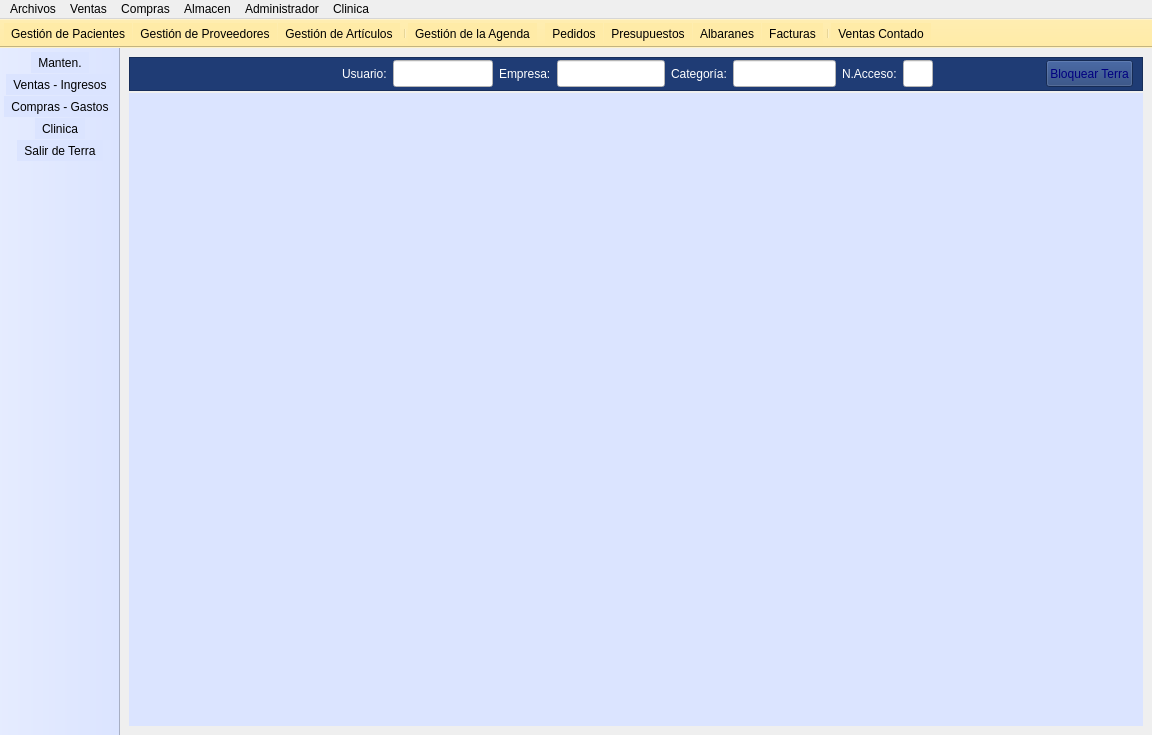
Before: the Qt Designer form mainwindow.ui in arcnexus/RedFoX, drawn with Qt 5.
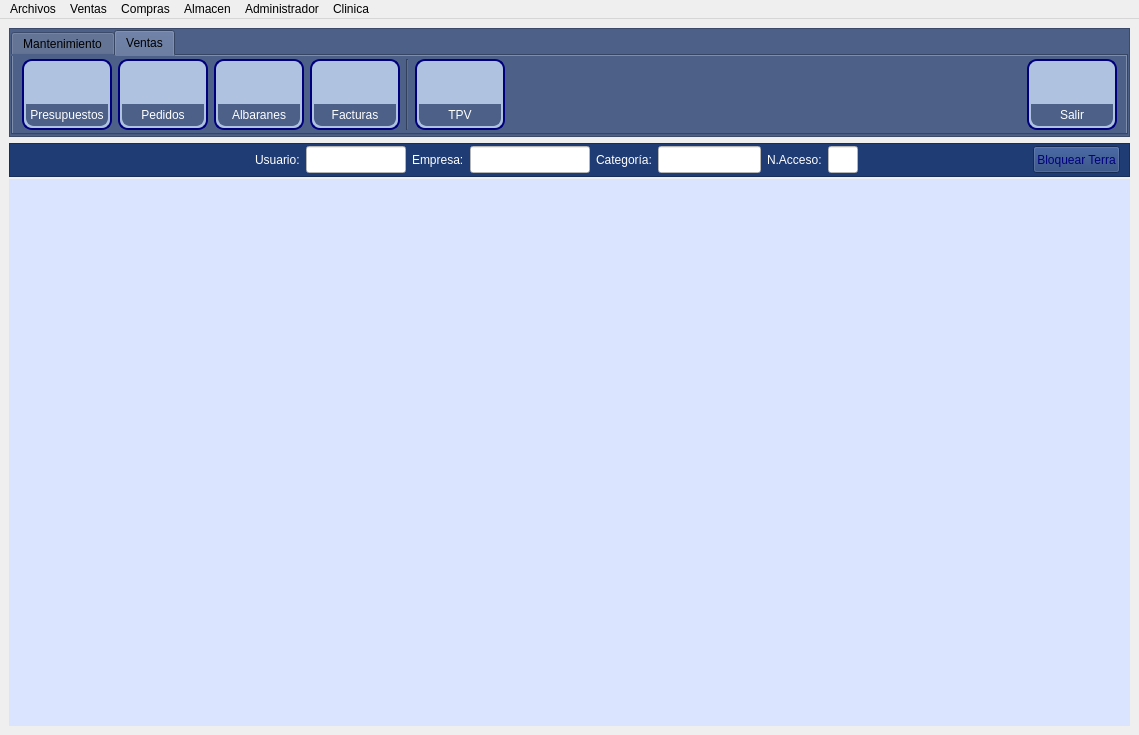
After: the same form once the commit is applied. The open tabs and pages were chosen to show the change. Icons and pictures are not drawn.

```diff
--- a/mainwindow.ui
+++ b/mainwindow.ui
@@ -6,7 +6,7 @@
    <rect>
     <x>0</x>
     <y>0</y>
-    <width>1034</width>
+    <width>1139</width>
     <height>735</height>
    </rect>
   </property>
@@ -45,8 +45,1143 @@
    <set>QMainWindow::AllowNestedDocks|QMainWindow::AllowTabbedDocks|QMainWindow::ForceTabbedDocks</set>
   </property>
   <widget class="QWidget" name="centralwidget">
-   <layout class="QGridLayout" name="gridLayout">
-    <item row="0" column="0">
+   <layout class="QVBoxLayout" name="verticalLayout_7">
+    <item>
+     <widget class="QFrame" name="frame_3">
+      <property name="sizePolicy">
+       <sizepolicy hsizetype="Preferred" vsizetype="Fixed">
+        <horstretch>0</horstretch>
+        <verstretch>0</verstretch>
+       </sizepolicy>
+      </property>
+      <property name="styleSheet">
+       <string notr="true">background-color: #4C6088;</string>
+      </property>
+      <property name="frameShape">
+       <enum>QFrame::StyledPanel</enum>
+      </property>
+      <property name="frameShadow">
+       <enum>QFrame::Raised</enum>
+      </property>
+      <layout class="QVBoxLayout" name="verticalLayout_6">
+       <property name="spacing">
+        <number>1</number>
+       </property>
+       <property name="margin">
+        <number>1</number>
+       </property>
+       <item>
+        <widget class="QTabWidget" name="tabWidget">
+         <property name="maximumSize">
+          <size>
+           <width>16777215</width>
+           <height>105</height>
+          </size>
+         </property>
+         <property name="styleSheet">
+          <string notr="true"/>
+         </property>
+         <property name="tabPosition">
+          <enum>QTabWidget::North</enum>
+         </property>
+         <property name="currentIndex">
+          <number>0</number>
+         </property>
+         <widget class="QWidget" name="tab">
+          <attribute name="title">
+           <string>Mantenimiento</string>
+          </attribute>
+          <layout class="QHBoxLayout" name="horizontalLayout_2">
+           <property name="topMargin">
+            <number>3</number>
+           </property>
+           <property name="bottomMargin">
+            <number>3</number>
+           </property>
+           <item>
+            <widget class="QFrame" name="frame_2">
+             <property name="minimumSize">
+              <size>
+               <width>90</width>
+               <height>0</height>
+              </size>
+             </property>
+             <property name="styleSheet">
+              <string notr="true">QFrame {
+border: 2px;
+border-style:solid;
+border-radius: 10px;
+padding: 2px;
+border-color: rgb(0, 0, 127);
+background-color:#AFC3E1;
+ }</string>
+             </property>
+             <property name="frameShape">
+              <enum>QFrame::StyledPanel</enum>
+             </property>
+             <property name="frameShadow">
+              <enum>QFrame::Raised</enum>
+             </property>
+             <layout class="QVBoxLayout" name="verticalLayout_2">
+              <property name="spacing">
+               <number>0</number>
+              </property>
+              <property name="sizeConstraint">
+               <enum>QLayout::SetDefaultConstraint</enum>
+              </property>
+              <property name="margin">
+               <number>0</number>
+              </property>
+              <item>
+               <widget class="QPushButton" name="btn_clientes">
+                <property name="styleSheet">
+                 <string notr="true"/>
+                </property>
+                <property name="text">
+                 <string/>
+                </property>
+                <property name="icon">
+                 <iconset resource="terra.qrc">
+                  <normaloff>:/Icons/PNG/clientes.png</normaloff>:/Icons/PNG/clientes.png</iconset>
+                </property>
+                <property name="iconSize">
+                 <size>
+                  <width>32</width>
+                  <height>32</height>
+                 </size>
+                </property>
+                <property name="flat">
+                 <bool>true</bool>
+                </property>
+               </widget>
+              </item>
+              <item>
+               <spacer name="verticalSpacer">
+                <property name="orientation">
+                 <enum>Qt::Vertical</enum>
+                </property>
+                <property name="sizeHint" stdset="0">
+                 <size>
+                  <width>20</width>
+                  <height>40</height>
+                 </size>
+                </property>
+               </spacer>
+              </item>
+              <item>
+               <widget class="QLabel" name="label_6">
+                <property name="styleSheet">
+                 <string notr="true">color: rgb(255, 255, 255);
+background-color: #4C6088;
+border-color: #4C6088;
+border-top-left-radius:0px;
+ border-top-right-radius:0px;
+ border-bottom-right-radius:8px;
+ border-bottom-left-radius:8px;
+margin: 0px;</string>
+                </property>
+                <property name="text">
+                 <string>Clientes</string>
+                </property>
+                <property name="alignment">
+                 <set>Qt::AlignCenter</set>
+                </property>
+               </widget>
+              </item>
+             </layout>
+            </widget>
+           </item>
+           <item>
+            <widget class="QFrame" name="frame_4">
+             <property name="minimumSize">
+              <size>
+               <width>90</width>
+               <height>0</height>
+              </size>
+             </property>
+             <property name="styleSheet">
+              <string notr="true">QFrame {
+border: 2px;
+border-style:solid;
+border-radius: 10px;
+padding: 2px;
+border-color: rgb(0, 0, 127);
+background-color:#AFC3E1;
+ }</string>
+             </property>
+             <property name="frameShape">
+              <enum>QFrame::StyledPanel</enum>
+             </property>
+             <property name="frameShadow">
+              <enum>QFrame::Raised</enum>
+             </property>
+             <layout class="QVBoxLayout" name="verticalLayout_3">
+              <property name="spacing">
+               <number>0</number>
+              </property>
+              <property name="sizeConstraint">
+               <enum>QLayout::SetDefaultConstraint</enum>
+              </property>
+              <property name="margin">
+               <number>0</number>
+              </property>
+              <item>
+               <widget class="QPushButton" name="btn_proovedores">
+                <property name="styleSheet">
+                 <string notr="true"/>
+                </property>
+                <property name="text">
+                 <string/>
+                </property>
+                <property name="icon">
+                 <iconset resource="terra.qrc">
+                  <normaloff>:/Icons/PNG/proveedores.png</normaloff>:/Icons/PNG/proveedores.png</iconset>
+                </property>
+                <property name="iconSize">
+                 <size>
+                  <width>32</width>
+                  <height>32</height>
+                 </size>
+                </property>
+                <property name="flat">
+                 <bool>true</bool>
+                </property>
+               </widget>
+              </item>
+              <item>
+               <spacer name="verticalSpacer_2">
+                <property name="orientation">
+                 <enum>Qt::Vertical</enum>
+                </property>
+                <property name="sizeHint" stdset="0">
+                 <size>
+                  <width>20</width>
+                  <height>40</height>
+                 </size>
+                </property>
+               </spacer>
+              </item>
+              <item>
+               <widget class="QLabel" name="label_7">
+                <property name="styleSheet">
+                 <string notr="true">color: rgb(255, 255, 255);
+background-color: #4C6088;
+border-color: #4C6088;
+border-top-left-radius:0px;
+ border-top-right-radius:0px;
+ border-bottom-right-radius:8px;
+ border-bottom-left-radius:8px;
+margin: 0px;</string>
+                </property>
+                <property name="text">
+                 <string>Proveedores</string>
+                </property>
+                <property name="alignment">
+                 <set>Qt::AlignCenter</set>
+                </property>
+               </widget>
+              </item>
+             </layout>
+            </widget>
+           </item>
+           <item>
+            <widget class="QFrame" name="frame_5">
+             <property name="minimumSize">
+              <size>
+               <width>90</width>
+               <height>0</height>
+              </size>
+             </property>
+             <property name="styleSheet">
+              <string notr="true">QFrame {
+border: 2px;
+border-style:solid;
+border-radius: 10px;
+padding: 2px;
+border-color: rgb(0, 0, 127);
+background-color:#AFC3E1;
+ }</string>
+             </property>
+             <property name="frameShape">
+              <enum>QFrame::StyledPanel</enum>
+             </property>
+             <property name="frameShadow">
+              <enum>QFrame::Raised</enum>
+             </property>
+             <layout class="QVBoxLayout" name="verticalLayout_4">
+              <property name="spacing">
+               <number>0</number>
+              </property>
+              <property name="sizeConstraint">
+               <enum>QLayout::SetDefaultConstraint</enum>
+              </property>
+              <property name="margin">
+               <number>0</number>
+              </property>
+              <item>
+               <widget class="QPushButton" name="btn_almacen">
+                <property name="styleSheet">
+                 <string notr="true"/>
+                </property>
+                <property name="text">
+                 <string/>
+                </property>
+                <property name="icon">
+                 <iconset resource="terra.qrc">
+                  <normaloff>:/Icons/PNG/articulos.png</normaloff>:/Icons/PNG/articulos.png</iconset>
+                </property>
+                <property name="iconSize">
+                 <size>
+                  <width>32</width>
+                  <height>32</height>
+                 </size>
+                </property>
+                <property name="flat">
+                 <bool>true</bool>
+                </property>
+               </widget>
+              </item>
+              <item>
+               <spacer name="verticalSpacer_3">
+                <property name="orientation">
+                 <enum>Qt::Vertical</enum>
+                </property>
+                <property name="sizeHint" stdset="0">
+                 <size>
+                  <width>20</width>
+                  <height>40</height>
+                 </size>
+                </property>
+               </spacer>
+              </item>
+              <item>
+               <widget class="QLabel" name="label_8">
+                <property name="styleSheet">
+                 <string notr="true">color: rgb(255, 255, 255);
+background-color: #4C6088;
+border-color: #4C6088;
+border-top-left-radius:0px;
+ border-top-right-radius:0px;
+ border-bottom-right-radius:8px;
+ border-bottom-left-radius:8px;
+margin: 0px;</string>
+                </property>
+                <property name="text">
+                 <string>Almacen</string>
+                </property>
+                <property name="alignment">
+                 <set>Qt::AlignCenter</set>
+                </property>
+               </widget>
+              </item>
+             </layout>
+            </widget>
+           </item>
+           <item>
+            <widget class="Line" name="line">
+             <property name="orientation">
+              <enum>Qt::Vertical</enum>
+             </property>
+            </widget>
+           </item>
+           <item>
+            <widget class="QFrame" name="frame_6">
+             <property name="minimumSize">
+              <size>
+               <width>90</width>
+               <height>0</height>
+              </size>
+             </property>
+             <property name="styleSheet">
+              <string notr="true">QFrame {
+border: 2px;
+border-style:solid;
+border-radius: 10px;
+padding: 2px;
+border-color: rgb(0, 0, 127);
+background-color:#AFC3E1;
+ }</string>
+             </property>
+             <property name="frameShape">
+              <enum>QFrame::StyledPanel</enum>
+             </property>
+             <property name="frameShadow">
+              <enum>QFrame::Raised</enum>
+             </property>
+             <layout class="QVBoxLayout" name="verticalLayout_5">
+              <property name="spacing">
+               <number>0</number>
+              </property>
+              <property name="sizeConstraint">
+               <enum>QLayout::SetDefaultConstraint</enum>
+              </property>
+              <property name="margin">
+               <number>0</number>
+              </property>
+              <item>
+               <widget class="QPushButton" name="btn_agenda">
+                <property name="styleSheet">
+                 <string notr="true"/>
+                </property>
+                <property name="text">
+                 <string/>
+                </property>
+                <property name="icon">
+                 <iconset resource="terra.qrc">
+                  <normaloff>:/Icons/PNG/Calendar2.png</normaloff>:/Icons/PNG/Calendar2.png</iconset>
+                </property>
+                <property name="iconSize">
+                 <size>
+                  <width>32</width>
+                  <height>32</height>
+                 </size>
+                </property>
+                <property name="flat">
+                 <bool>true</bool>
+                </property>
+               </widget>
+              </item>
+              <item>
+               <spacer name="verticalSpacer_4">
+                <property name="orientation">
+                 <enum>Qt::Vertical</enum>
+                </property>
+                <property name="sizeHint" stdset="0">
+                 <size>
+                  <width>20</width>
+                  <height>40</height>
+                 </size>
+                </property>
+               </spacer>
+              </item>
+              <item>
+               <widget class="QLabel" name="label_9">
+                <property name="styleSheet">
+                 <string notr="true">color: rgb(255, 255, 255);
+background-color: #4C6088;
+border-color: #4C6088;
+border-top-left-radius:0px;
+ border-top-right-radius:0px;
+ border-bottom-right-radius:8px;
+ border-bottom-left-radius:8px;
+margin: 0px;</string>
+                </property>
+                <property name="text">
+                 <string>Agenda</string>
+                </property>
+                <property name="alignment">
+                 <set>Qt::AlignCenter</set>
+                </property>
+               </widget>
+              </item>
+             </layout>
+            </widget>
+           </item>
+           <item>
+            <spacer name="horizontalSpacer_3">
+             <property name="orientation">
+              <enum>Qt::Horizontal</enum>
+             </property>
+             <property name="sizeHint" stdset="0">
+              <size>
+               <width>601</width>
+               <height>20</height>
+              </size>
+             </property>
+            </spacer>
+           </item>
+           <item>
+            <widget class="QFrame" name="frame_13">
+             <property name="minimumSize">
+              <size>
+               <width>90</width>
+               <height>0</height>
+              </size>
+             </property>
+             <property name="styleSheet">
+              <string notr="true">QFrame {
+border: 2px;
+border-style:solid;
+border-radius: 10px;
+padding: 2px;
+border-color: rgb(0, 0, 127);
+background-color:#AFC3E1;
+ }</string>
+             </property>
+             <property name="frameShape">
+              <enum>QFrame::StyledPanel</enum>
+             </property>
+             <property name="frameShadow">
+              <enum>QFrame::Raised</enum>
+             </property>
+             <layout class="QVBoxLayout" name="verticalLayout_14">
+              <property name="spacing">
+               <number>0</number>
+              </property>
+              <property name="sizeConstraint">
+               <enum>QLayout::SetDefaultConstraint</enum>
+              </property>
+              <property name="margin">
+               <number>0</number>
+              </property>
+              <item>
+               <widget class="QPushButton" name="btn_salir_2">
+                <property name="styleSheet">
+                 <string notr="true"/>
+                </property>
+                <property name="text">
+                 <string/>
+                </property>
+                <property name="icon">
+                 <iconset resource="terra.qrc">
+                  <normaloff>:/Icons/PNG/Exit.png</normaloff>:/Icons/PNG/Exit.png</iconset>
+                </property>
+                <property name="iconSize">
+                 <size>
+                  <width>32</width>
+                  <height>32</height>
+                 </size>
+                </property>
+                <property name="flat">
+                 <bool>true</bool>
+                </property>
+               </widget>
+              </item>
+              <item>
+               <spacer name="verticalSpacer_11">
+                <property name="orientation">
+                 <enum>Qt::Vertical</enum>
+                </property>
+                <property name="sizeHint" stdset="0">
+                 <size>
+                  <width>20</width>
+                  <height>40</height>
+                 </size>
+                </property>
+               </spacer>
+              </item>
+              <item>
+               <widget class="QLabel" name="label_16">
+                <property name="styleSheet">
+                 <string notr="true">color: rgb(255, 255, 255);
+background-color: #4C6088;
+border-color: #4C6088;
+border-top-left-radius:0px;
+ border-top-right-radius:0px;
+ border-bottom-right-radius:8px;
+ border-bottom-left-radius:8px;
+margin: 0px;</string>
+                </property>
+                <property name="text">
+                 <string>Salir</string>
+                </property>
+                <property name="alignment">
+                 <set>Qt::AlignCenter</set>
+                </property>
+               </widget>
+              </item>
+             </layout>
+            </widget>
+           </item>
+          </layout>
+         </widget>
+         <widget class="QWidget" name="Ventas">
+          <attribute name="title">
+           <string>Ventas</string>
+          </attribute>
+          <layout class="QHBoxLayout" name="horizontalLayout_3">
+           <property name="topMargin">
+            <number>3</number>
+           </property>
+           <property name="bottomMargin">
+            <number>3</number>
+           </property>
+           <item>
+            <widget class="QFrame" name="frame_7">
+             <property name="minimumSize">
+              <size>
+               <width>90</width>
+               <height>0</height>
+              </size>
+             </property>
+             <property name="styleSheet">
+              <string notr="true">QFrame {
+border: 2px;
+border-style:solid;
+border-radius: 10px;
+padding: 2px;
+border-color: rgb(0, 0, 127);
+background-color:#AFC3E1;
+ }</string>
+             </property>
+             <property name="frameShape">
+              <enum>QFrame::StyledPanel</enum>
+             </property>
+             <property name="frameShadow">
+              <enum>QFrame::Raised</enum>
+             </property>
+             <layout class="QVBoxLayout" name="verticalLayout_8">
+              <property name="spacing">
+               <number>0</number>
+              </property>
+              <property name="sizeConstraint">
+               <enum>QLayout::SetDefaultConstraint</enum>
+              </property>
+              <property name="margin">
+               <number>0</number>
+              </property>
+              <item>
+               <widget class="QPushButton" name="btn_presupuesto">
+                <property name="styleSheet">
+                 <string notr="true"/>
+                </property>
+                <property name="text">
+                 <string/>
+                </property>
+                <property name="icon">
+                 <iconset resource="terra.qrc">
+                  <normaloff>:/Icons/PNG/presupuestos.png</normaloff>:/Icons/PNG/presupuestos.png</iconset>
+                </property>
+                <property name="iconSize">
+                 <size>
+                  <width>32</width>
+                  <height>32</height>
+                 </size>
+                </property>
+                <property name="flat">
+                 <bool>true</bool>
+                </property>
+               </widget>
+              </item>
+              <item>
+               <spacer name="verticalSpacer_5">
+                <property name="orientation">
+                 <enum>Qt::Vertical</enum>
+                </property>
+                <property name="sizeHint" stdset="0">
+                 <size>
+                  <width>20</width>
+                  <height>40</height>
+                 </size>
+                </property>
+               </spacer>
+              </item>
+              <item>
+               <widget class="QLabel" name="label_10">
+                <property name="styleSheet">
+                 <string notr="true">color: rgb(255, 255, 255);
+background-color: #4C6088;
+border-color: #4C6088;
+border-top-left-radius:0px;
+ border-top-right-radius:0px;
+ border-bottom-right-radius:8px;
+ border-bottom-left-radius:8px;
+margin: 0px;</string>
+                </property>
+                <property name="text">
+                 <string>Presupuestos</string>
+                </property>
+                <property name="alignment">
+                 <set>Qt::AlignCenter</set>
+                </property>
+               </widget>
+              </item>
+             </layout>
+            </widget>
+           </item>
+           <item>
+            <widget class="QFrame" name="frame_8">
+             <property name="minimumSize">
+              <size>
+               <width>90</width>
+               <height>0</height>
+              </size>
+             </property>
+             <property name="styleSheet">
+              <string notr="true">QFrame {
+border: 2px;
+border-style:solid;
+border-radius: 10px;
+padding: 2px;
+border-color: rgb(0, 0, 127);
+background-color:#AFC3E1;
+ }</string>
+             </property>
+             <property name="frameShape">
+              <enum>QFrame::StyledPanel</enum>
+             </property>
+             <property name="frameShadow">
+              <enum>QFrame::Raised</enum>
+             </property>
+             <layout class="QVBoxLayout" name="verticalLayout_9">
+              <property name="spacing">
+               <number>0</number>
+              </property>
+              <property name="sizeConstraint">
+               <enum>QLayout::SetDefaultConstraint</enum>
+              </property>
+              <property name="margin">
+               <number>0</number>
+              </property>
+              <item>
+               <widget class="QPushButton" name="btn_pedido">
+                <property name="styleSheet">
+                 <string notr="true"/>
+                </property>
+                <property name="text">
+                 <string/>
+                </property>
+                <property name="icon">
+                 <iconset resource="terra.qrc">
+                  <normaloff>:/Icons/PNG/pedidos_cli.png</normaloff>:/Icons/PNG/pedidos_cli.png</iconset>
+                </property>
+                <property name="iconSize">
+                 <size>
+                  <width>32</width>
+                  <height>32</height>
+                 </size>
+                </property>
+                <property name="flat">
+                 <bool>true</bool>
+                </property>
+               </widget>
+              </item>
+              <item>
+               <spacer name="verticalSpacer_6">
+                <property name="orientation">
+                 <enum>Qt::Vertical</enum>
+                </property>
+                <property name="sizeHint" stdset="0">
+                 <size>
+                  <width>20</width>
+                  <height>40</height>
+                 </size>
+                </property>
+               </spacer>
+              </item>
+              <item>
+               <widget class="QLabel" name="label_11">
+                <property name="styleSheet">
+                 <string notr="true">color: rgb(255, 255, 255);
+background-color: #4C6088;
+border-color: #4C6088;
+border-top-left-radius:0px;
+ border-top-right-radius:0px;
+ border-bottom-right-radius:8px;
+ border-bottom-left-radius:8px;
+margin: 0px;</string>
+                </property>
+                <property name="text">
+                 <string>Pedidos</string>
+                </property>
+                <property name="alignment">
+                 <set>Qt::AlignCenter</set>
+                </property>
+               </widget>
+              </item>
+             </layout>
+            </widget>
+           </item>
+           <item>
+            <widget class="QFrame" name="frame_9">
+             <property name="minimumSize">
+              <size>
+               <width>90</width>
+               <height>0</height>
+              </size>
+             </property>
+             <property name="styleSheet">
+              <string notr="true">QFrame {
+border: 2px;
+border-style:solid;
+border-radius: 10px;
+padding: 2px;
+border-color: rgb(0, 0, 127);
+background-color:#AFC3E1;
+ }</string>
+             </property>
+             <property name="frameShape">
+              <enum>QFrame::StyledPanel</enum>
+             </property>
+             <property name="frameShadow">
+              <enum>QFrame::Raised</enum>
+             </property>
+             <layout class="QVBoxLayout" name="verticalLayout_10">
+              <property name="spacing">
+               <number>0</number>
+              </property>
+              <property name="sizeConstraint">
+               <enum>QLayout::SetDefaultConstraint</enum>
+              </property>
+              <property name="margin">
+               <number>0</number>
+              </property>
+              <item>
+               <widget class="QPushButton" name="btn_albaran">
+                <property name="styleSheet">
+                 <string notr="true"/>
+                </property>
+                <property name="text">
+                 <string/>
+                </property>
+                <property name="icon">
+                 <iconset resource="terra.qrc">
+                  <normaloff>:/Icons/PNG/albaran.png</normaloff>:/Icons/PNG/albaran.png</iconset>
+                </property>
+                <property name="iconSize">
+                 <size>
+                  <width>32</width>
+                  <height>32</height>
+                 </size>
+                </property>
+                <property name="flat">
+                 <bool>true</bool>
+                </property>
+               </widget>
+              </item>
+              <item>
+               <spacer name="verticalSpacer_7">
+                <property name="orientation">
+                 <enum>Qt::Vertical</enum>
+                </property>
+                <property name="sizeHint" stdset="0">
+                 <size>
+                  <width>20</width>
+                  <height>40</height>
+                 </size>
+                </property>
+               </spacer>
+              </item>
+              <item>
+               <widget class="QLabel" name="label_12">
+                <property name="styleSheet">
+                 <string notr="true">color: rgb(255, 255, 255);
+background-color: #4C6088;
+border-color: #4C6088;
+border-top-left-radius:0px;
+ border-top-right-radius:0px;
+ border-bottom-right-radius:8px;
+ border-bottom-left-radius:8px;
+margin: 0px;</string>
+                </property>
+                <property name="text">
+                 <string>Albaranes</string>
+                </property>
+                <property name="alignment">
+                 <set>Qt::AlignCenter</set>
+                </property>
+               </widget>
+              </item>
+             </layout>
+            </widget>
+           </item>
+           <item>
+            <widget class="QFrame" name="frame_10">
+             <property name="minimumSize">
+              <size>
+               <width>90</width>
+               <height>0</height>
+              </size>
+             </property>
+             <property name="styleSheet">
+              <string notr="true">QFrame {
+border: 2px;
+border-style:solid;
+border-radius: 10px;
+padding: 2px;
+border-color: rgb(0, 0, 127);
+background-color:#AFC3E1;
+ }</string>
+             </property>
+             <property name="frameShape">
+              <enum>QFrame::StyledPanel</enum>
+             </property>
+             <property name="frameShadow">
+              <enum>QFrame::Raised</enum>
+             </property>
+             <layout class="QVBoxLayout" name="verticalLayout_11">
+              <property name="spacing">
+               <number>0</number>
+              </property>
+              <property name="sizeConstraint">
+               <enum>QLayout::SetDefaultConstraint</enum>
+              </property>
+              <property name="margin">
+               <number>0</number>
+              </property>
+              <item>
+               <widget class="QPushButton" name="btn_factura">
+                <property name="styleSheet">
+                 <string notr="true"/>
+                </property>
+                <property name="text">
+                 <string/>
+                </property>
+                <property name="icon">
+                 <iconset resource="terra.qrc">
+                  <normaloff>:/Icons/PNG/Factura.png</normaloff>:/Icons/PNG/Factura.png</iconset>
+                </property>
+                <property name="iconSize">
+                 <size>
+                  <width>32</width>
+                  <height>32</height>
+                 </size>
+                </property>
+                <property name="flat">
+                 <bool>true</bool>
+                </property>
+               </widget>
+              </item>
+              <item>
+               <spacer name="verticalSpacer_8">
+                <property name="orientation">
+                 <enum>Qt::Vertical</enum>
+                </property>
+                <property name="sizeHint" stdset="0">
+                 <size>
+                  <width>20</width>
+                  <height>40</height>
+                 </size>
+                </property>
+               </spacer>
+              </item>
+              <item>
+               <widget class="QLabel" name="label_13">
+                <property name="styleSheet">
+                 <string notr="true">color: rgb(255, 255, 255);
+background-color: #4C6088;
+border-color: #4C6088;
+border-top-left-radius:0px;
+ border-top-right-radius:0px;
+ border-bottom-right-radius:8px;
+ border-bottom-left-radius:8px;
+margin: 0px;</string>
+                </property>
+                <property name="text">
+                 <string>Facturas</string>
+                </property>
+                <property name="alignment">
+                 <set>Qt::AlignCenter</set>
+                </property>
+               </widget>
+              </item>
+             </layout>
+            </widget>
+           </item>
+           <item>
+            <widget class="Line" name="line_2">
+             <property name="orientation">
+              <enum>Qt::Vertical</enum>
+             </property>
+            </widget>
+           </item>
+           <item>
+            <widget class="QFrame" name="frame_11">
+             <property name="minimumSize">
+              <size>
+               <width>90</width>
+               <height>0</height>
+              </size>
+             </property>
+             <property name="styleSheet">
+              <string notr="true">QFrame {
+border: 2px;
+border-style:solid;
+border-radius: 10px;
+padding: 2px;
+border-color: rgb(0, 0, 127);
+background-color:#AFC3E1;
+ }</string>
+             </property>
+             <property name="frameShape">
+              <enum>QFrame::StyledPanel</enum>
+             </property>
+             <property name="frameShadow">
+              <enum>QFrame::Raised</enum>
+             </property>
+             <layout class="QVBoxLayout" name="verticalLayout_12">
+              <property name="spacing">
+               <number>0</number>
+              </property>
+              <property name="sizeConstraint">
+               <enum>QLayout::SetDefaultConstraint</enum>
+              </property>
+              <property name="margin">
+               <number>0</number>
+              </property>
+              <item>
+               <widget class="QPushButton" name="btn_tpv">
+                <property name="styleSheet">
+                 <string notr="true"/>
+                </property>
+                <property name="text">
+                 <string/>
+                </property>
+                <property name="icon">
+                 <iconset resource="terra.qrc">
+                  <normaloff>:/Icons/PNG/tpv.png</normaloff>:/Icons/PNG/tpv.png</iconset>
+                </property>
+                <property name="iconSize">
+                 <size>
+                  <width>32</width>
+                  <height>32</height>
+                 </size>
+                </property>
+                <property name="flat">
+                 <bool>true</bool>
+                </property>
+               </widget>
+              </item>
+              <item>
+               <spacer name="verticalSpacer_9">
+                <property name="orientation">
+                 <enum>Qt::Vertical</enum>
+                </property>
+                <property name="sizeHint" stdset="0">
+                 <size>
+                  <width>20</width>
+                  <height>40</height>
+                 </size>
+                </property>
+               </spacer>
+              </item>
+              <item>
+               <widget class="QLabel" name="label_14">
+                <property name="styleSheet">
+                 <string notr="true">color: rgb(255, 255, 255);
+background-color: #4C6088;
+border-color: #4C6088;
+border-top-left-radius:0px;
+ border-top-right-radius:0px;
+ border-bottom-right-radius:8px;
+ border-bottom-left-radius:8px;
+margin: 0px;</string>
+                </property>
+                <property name="text">
+                 <string>TPV</string>
+                </property>
+                <property name="alignment">
+                 <set>Qt::AlignCenter</set>
+                </property>
+               </widget>
+              </item>
+             </layout>
+            </widget>
+           </item>
+           <item>
+            <spacer name="horizontalSpacer_4">
+             <property name="orientation">
+              <enum>Qt::Horizontal</enum>
+             </property>
+             <property name="sizeHint" stdset="0">
+              <size>
+               <width>505</width>
+               <height>20</height>
+              </size>
+             </property>
+            </spacer>
+           </item>
+           <item>
+            <widget class="QFrame" name="frame_12">
+             <property name="minimumSize">
+              <size>
+               <width>90</width>
+               <height>0</height>
+              </size>
+             </property>
+             <property name="styleSheet">
+              <string notr="true">QFrame {
+border: 2px;
+border-style:solid;
+border-radius: 10px;
+padding: 2px;
+border-color: rgb(0, 0, 127);
+background-color:#AFC3E1;
+ }</string>
+             </property>
+             <property name="frameShape">
+              <enum>QFrame::StyledPanel</enum>
+             </property>
+             <property name="frameShadow">
+              <enum>QFrame::Raised</enum>
+             </property>
+             <layout class="QVBoxLayout" name="verticalLayout_13">
+              <property name="spacing">
+               <number>0</number>
+              </property>
+              <property name="sizeConstraint">
+               <enum>QLayout::SetDefaultConstraint</enum>
+              </property>
+              <property name="margin">
+               <number>0</number>
+              </property>
+              <item>
+               <widget class="QPushButton" name="btn_salir">
+                <property name="styleSheet">
+                 <string notr="true"/>
+                </property>
+                <property name="text">
+                 <string/>
+                </property>
+                <property name="icon">
+                 <iconset resource="terra.qrc">
+                  <normaloff>:/Icons/PNG/Exit.png</normaloff>:/Icons/PNG/Exit.png</iconset>
+                </property>
+                <property name="iconSize">
+                 <size>
+                  <width>32</width>
+                  <height>32</height>
+                 </size>
+                </property>
+                <property name="flat">
+                 <bool>true</bool>
+                </property>
+               </widget>
+              </item>
+              <item>
+               <spacer name="verticalSpacer_10">
+                <property name="orientation">
+                 <enum>Qt::Vertical</enum>
+                </property>
+                <property name="sizeHint" stdset="0">
+                 <size>
+                  <width>20</width>
+                  <height>40</height>
+                 </size>
+                </property>
+               </spacer>
+              </item>
+              <item>
+               <widget class="QLabel" name="label_15">
+                <property name="styleSheet">
+                 <string notr="true">color: rgb(255, 255, 255);
+background-color: #4C6088;
+border-color: #4C6088;
+border-top-left-radius:0px;
+ border-top-right-radius:0px;
+ border-bottom-right-radius:8px;
+ border-bottom-left-radius:8px;
+margin: 0px;</string>
+                </property>
+                <property name="text">
+                 <string>Salir</string>
+                </property>
+                <property name="alignment">
+                 <set>Qt::AlignCenter</set>
+                </property>
+               </widget>
+              </item>
+             </layout>
+            </widget>
+           </item>
+          </layout>
+         </widget>
+        </widget>
+       </item>
+      </layout>
+     </widget>
+    </item>
+    <item>
      <layout class="QVBoxLayout" name="verticalLayout" stretch="0,0">
       <property name="spacing">
        <number>2</number>
@@ -746,7 +1881,11 @@
         <property name="styleSheet">
          <string notr="true">background-color: rgb(219, 228, 255);</string>
         </property>
-        <widget class="QWidget" name="stackedWidgetPage1"/>
+        <widget class="QWidget" name="stackedWidgetPage1">
+         <zorder>tabWidget</zorder>
+         <zorder>tabWidget</zorder>
+         <zorder>frame</zorder>
+        </widget>
        </widget>
       </item>
      </layout>
@@ -758,7 +1897,7 @@
     <rect>
      <x>0</x>
      <y>0</y>
-     <width>1034</width>
+     <width>1139</width>
      <height>21</height>
     </rect>
    </property>
@@ -832,91 +1971,6 @@
    <addaction name="menuAdministrador"/>
    <addaction name="menuClinica"/>
   </widget>
-  <widget class="QToolBar" name="main_toolBar">
-   <property name="windowTitle">
-    <string>Modulos</string>
-   </property>
-   <property name="styleSheet">
-    <string notr="true">background-color:rgb(219, 228, 255)</string>
-   </property>
-   <property name="movable">
-    <bool>false</bool>
-   </property>
-   <property name="allowedAreas">
-    <set>Qt::LeftToolBarArea</set>
-   </property>
-   <property name="iconSize">
-    <size>
-     <width>60</width>
-     <height>60</height>
-    </size>
-   </property>
-   <property name="floatable">
-    <bool>false</bool>
-   </property>
-   <attribute name="toolBarArea">
-    <enum>LeftToolBarArea</enum>
-   </attribute>
-   <attribute name="toolBarBreak">
-    <bool>false</bool>
-   </attribute>
-   <addaction name="actionManten"/>
-   <addaction name="action_ventas"/>
-   <addaction name="actionCompras_Gastos"/>
-   <addaction name="actionClinica"/>
-   <addaction name="btnSalir"/>
-  </widget>
-  <widget class="QToolBar" name="manten_ToolBar">
-   <property name="windowTitle">
-    <string>Mantenimiento</string>
-   </property>
-   <property name="styleSheet">
-    <string notr="true">background-color:rgb(255, 235, 167)</string>
-   </property>
-   <property name="movable">
-    <bool>false</bool>
-   </property>
-   <property name="allowedAreas">
-    <set>Qt::TopToolBarArea</set>
-   </property>
-   <attribute name="toolBarArea">
-    <enum>TopToolBarArea</enum>
-   </attribute>
-   <attribute name="toolBarBreak">
-    <bool>false</bool>
-   </attribute>
-   <addaction name="btnClientes"/>
-   <addaction name="btnProveedores"/>
-   <addaction name="btnArt_culos"/>
-   <addaction name="separator"/>
-   <addaction name="btnAgenda"/>
-  </widget>
-  <widget class="QToolBar" name="ventas_toolBar">
-   <property name="windowTitle">
-    <string>Ventas</string>
-   </property>
-   <property name="styleSheet">
-    <string notr="true">background-color:rgb(255, 235, 167)</string>
-   </property>
-   <property name="movable">
-    <bool>false</bool>
-   </property>
-   <property name="allowedAreas">
-    <set>Qt::TopToolBarArea</set>
-   </property>
-   <attribute name="toolBarArea">
-    <enum>TopToolBarArea</enum>
-   </attribute>
-   <attribute name="toolBarBreak">
-    <bool>false</bool>
-   </attribute>
-   <addaction name="actionPedidos"/>
-   <addaction name="actionPresupuestos"/>
-   <addaction name="actionAlbaranes"/>
-   <addaction name="actionFacturas"/>
-   <addaction name="separator"/>
-   <addaction name="actionVentas_Contado"/>
-  </widget>
   <action name="btnClientes">
    <property name="icon">
     <iconset>
```
Left out of the diff: 2 changed lines with no effect on the pictures.
